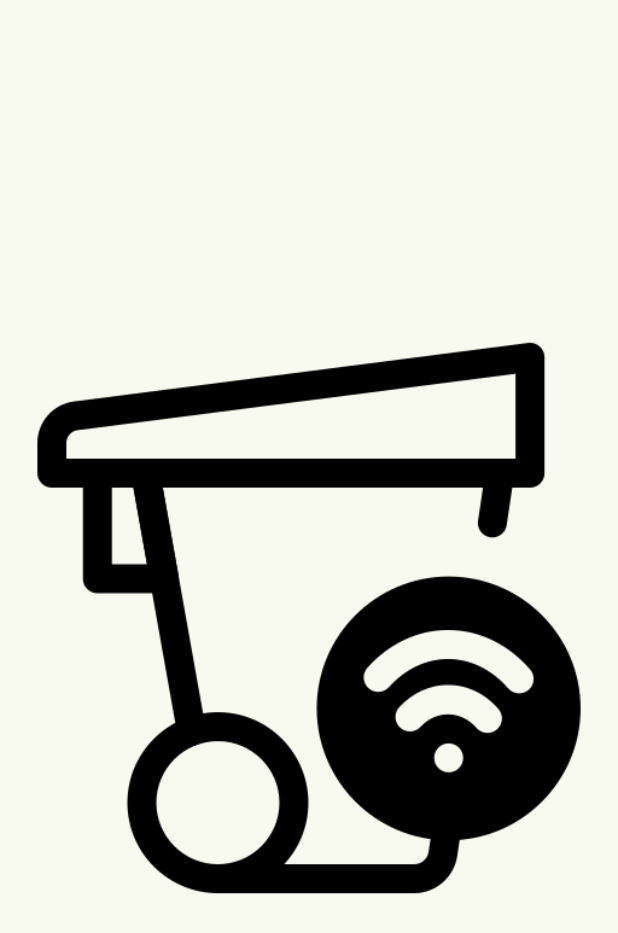
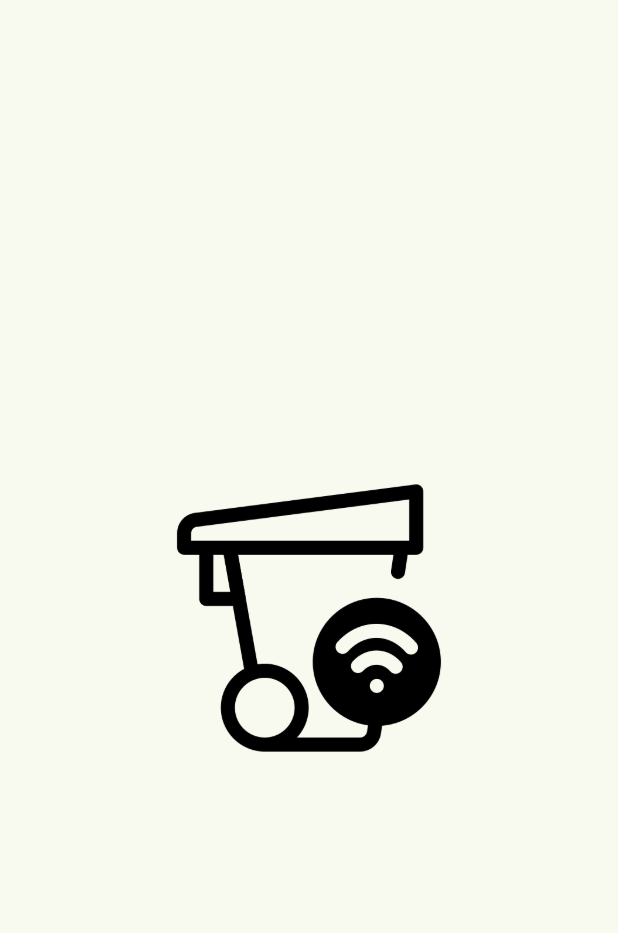
Before and after one commit to dhirajchaurasiya/Waste2Worth, a Flutter app: the SplashScreen screen opened directly, on a phone screen of 412 x 824 dp. Shown: the top 933 px of the screen. Run offline on Flutter 3.47's test engine with Material 3 defaults, Android fonts, the phone set to English and light mode, and no system bars; our stand-ins replace cloud_firestore, firebase_auth, firebase_core, flutter_map, geolocator, latlong2; accounts and stored records are empty.

Commit message:
update splash screen logo size

```diff
--- a/lib/screens/splashscreen.dart
+++ b/lib/screens/splashscreen.dart
@@ -1,8 +1,11 @@
 import 'package:firebase_auth/firebase_auth.dart';
+import 'package:fireflutter/providers/userprovider.dart';
 import 'package:fireflutter/screens/dashboard.dart';
 import 'package:fireflutter/screens/login.dart';
 import 'package:fireflutter/screens/login.dart';
+import 'package:fireflutter/widgets/homescreen.dart';
 import 'package:flutter/material.dart';
+import 'package:provider/provider.dart';
 
 
 class SplashScreen extends StatefulWidget {
@@ -38,13 +41,13 @@ class _SplashScreenState extends State<SplashScreen> {
 // PushReplacement won't allow to get back to the previous screen while using appbar
   void openDashboard() {
 
-    // Provider.of<UserProvider>(context, listen: false).getUserDetails();
+    Provider.of<Userprovider>(context, listen: false).getUserDetails();
 
     Navigator.pushReplacement(
       context,
       MaterialPageRoute(
         builder: (context) {
-          return DashboardScreen();
+          return HomeScreen();
         },
       ),
     );
@@ -64,7 +67,7 @@ class _SplashScreenState extends State<SplashScreen> {
   Widget build(BuildContext context) {
     return  Scaffold(
       body: Center(
-        child: Image.asset('assets/images/logo.png')
+        child: Image.asset('assets/images/logo.png', width: 200, height: 200,),
 
       ),
     );
```
